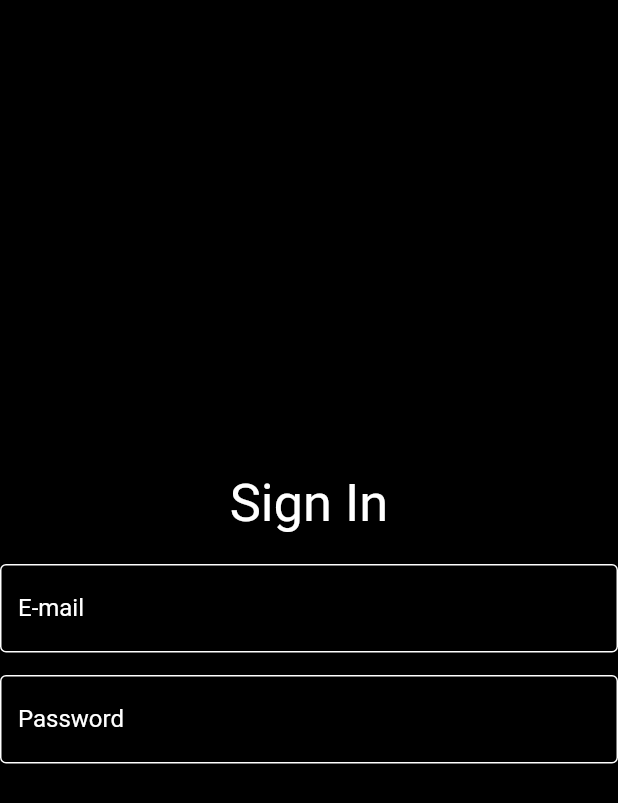
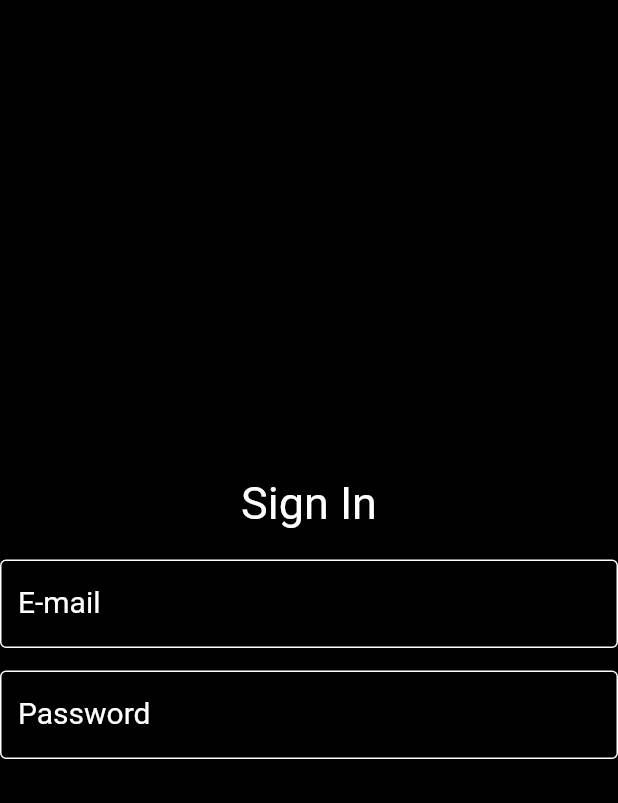
Before and after one commit to AndriiLoto/e_book, a Flutter app: the screen it shows after launch, on a phone screen of 412 x 824 dp. Shown: the top 803 px of the screen. Run offline on Flutter 3.47's test engine with Material 2 defaults, Android fonts, the phone set to English and light mode, and no system bars.

Commit message:
Font_size_changes

```diff
--- a/lib/main.dart
+++ b/lib/main.dart
@@ -35,7 +35,7 @@ class BookHomePage extends StatelessWidget {
           mainAxisAlignment: MainAxisAlignment.center,
           children: const [
             Text(
-                style: TextStyle(color: Colors.white, fontSize: 35), 'Sign In'),
+                style: TextStyle(color: Colors.white, fontSize: 30), 'Sign In'),
             Padding(padding: EdgeInsets.all(10)),
             TextField(
               decoration: InputDecoration(
@@ -48,7 +48,7 @@ class BookHomePage extends StatelessWidget {
                 enabledBorder: OutlineInputBorder(
                   borderSide: BorderSide(color: Colors.white),
                 ),
-                labelStyle: TextStyle(color: Colors.white),
+                labelStyle: TextStyle(color: Colors.white, fontSize: 20),
                 focusedBorder: OutlineInputBorder(
                   borderRadius: BorderRadius.all(
                     Radius.circular(150),
@@ -76,7 +76,7 @@ class BookHomePage extends StatelessWidget {
                   borderSide: BorderSide(color: Colors.white),
                 ),
                 labelText: 'Password',
-                labelStyle: TextStyle(color: Colors.white),
+                labelStyle: TextStyle(color: Colors.white, fontSize: 20),
               ),
             ),
           ],
```
